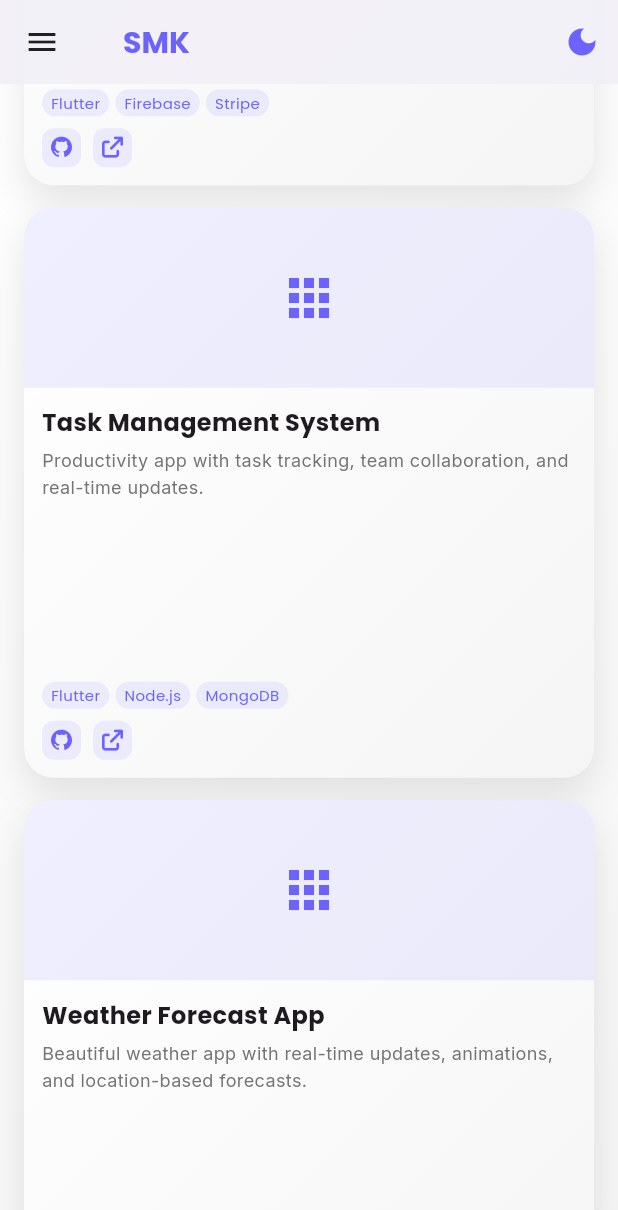
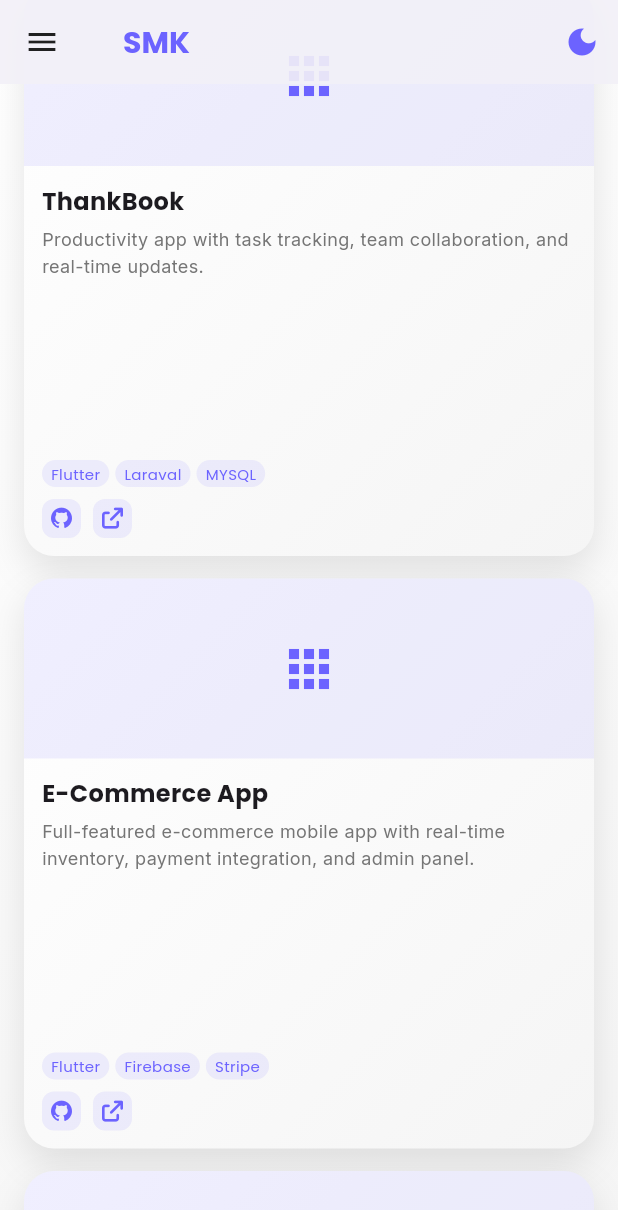
Before and after one commit to schinmin/portfolios_schin, a Flutter app: the screen it shows after launch, scrolled down 3456 dp, on a phone screen of 412 x 824 dp. Shown: the top 1210 px of the screen. Run offline on Flutter 3.47's test engine with Material 3 defaults, Android fonts, the light colour scheme and no system bars; our stand-ins replace animated_text_kit, font_awesome_flutter, google_fonts.

Commit message:
fix real url

```diff
--- a/lib/features/data/models/user_model.dart
+++ b/lib/features/data/models/user_model.dart
@@ -5,10 +5,10 @@ class UserModel {
   final String major = "Computer Science";
   final String company = "Tech Software 100";
   final String position = "Mid Flutter Developer";
-  final String email = "shane.min.khant@email.com";
-  final String github = "https://github.com/shaneminkhant";
-  final String linkedin = "https://linkedin.com/in/shaneminkhant";
-  final String twitter = "https://twitter.com/shaneminkhant";
+  final String email = "koschin6@email.com";
+  final String github = "https://github.com/schinmin";
+  final String linkedin = "";
+  final String twitter = "";
   final String bio = "Passionate Flutter developer with expertise in building cross-platform mobile applications. Currently working at Tech Software 100, creating innovative solutions with Flutter.";
 
   final List<SkillModel> skills = [
@@ -20,60 +20,56 @@ class UserModel {
     SkillModel("UI/UX Design", 0.85),
     SkillModel("Git & CI/CD", 0.87),
     SkillModel("Native Android/iOS", 0.80),
+    SkillModel("NodeJs", 0.60),
+    SkillModel("Static Web Development", 0.9)
   ];
 
   final List<ProjectModel> projects = [
+     ProjectModel(
+      title: "ThankBook",
+      description: "Productivity app with task tracking, team collaboration, and real-time updates.",
+      image: "assets/images/thankbook.jpg",
+      technologies: ["Flutter", "Laraval", "MYSQL", "Bloc"],
+      githubUrl: "",
+      liveUrl: "https://play.goolge.com/store/apps/details?id=mm.com.thanks.com.app",
+    ),
     ProjectModel(
       title: "E-Commerce App",
       description: "Full-featured e-commerce mobile app with real-time inventory, payment integration, and admin panel.",
-      image: "assets/images/project1.png",
+      image: "assets/images/ecomerce.jpg",
       technologies: ["Flutter", "Firebase", "Stripe", "Provider"],
-      githubUrl: "https://github.com/shaneminkhant/ecommerce-app",
-      liveUrl: "https://play.google.com/store/apps/details?id=com.ecommerce.app",
+      githubUrl: "https://github.com/schinmin/ecommerce",
+      liveUrl: "",
     ),
+
     ProjectModel(
-      title: "Task Management System",
-      description: "Productivity app with task tracking, team collaboration, and real-time updates.",
-      image: "assets/images/project2.png",
-      technologies: ["Flutter", "Node.js", "MongoDB", "Bloc"],
-      githubUrl: "https://github.com/shaneminkhant/task-manager",
-      liveUrl: "https://taskmanager-demo.web.app",
-    ),
-    ProjectModel(
-      title: "Weather Forecast App",
-      description: "Beautiful weather app with real-time updates, animations, and location-based forecasts.",
+      title: "Note Taking App",
+      description: "Beautiful NoteTaking app with real-time updates.",
       image: "assets/images/project3.png",
       technologies: ["Flutter", "OpenWeather API", "Geolocator", "GetX"],
-      githubUrl: "https://github.com/shaneminkhant/weather-app",
-      liveUrl: "https://weather-app-demo.web.app",
+      githubUrl: "https://github.com/schinmin/note_taking",
+      liveUrl: "",
     ),
-    ProjectModel(
-      title: "Fitness Tracker",
-      description: "Health and fitness app with workout plans, progress tracking, and social features.",
-      image: "assets/images/project4.png",
-      technologies: ["Flutter", "Firebase", "HealthKit", "Google Fit"],
-      githubUrl: "https://github.com/shaneminkhant/fitness-tracker",
-      liveUrl: null,
-    ),
+
   ];
 
   final List<ExperienceModel> experiences = [
     ExperienceModel(
       company: "Tech Software 100",
       position: "Mid Flutter Developer",
-      duration: "2023 - Present",
+      duration: "2024 - Present",
       description: "Developing and maintaining cross-platform mobile applications. Leading a team of 3 junior developers. Implementing state management solutions and optimizing app performance.",
     ),
     ExperienceModel(
-      company: "Innovate Solutions",
+      company: "Freelance",
       position: "Junior Flutter Developer",
-      duration: "2021 - 2023",
+      duration: "2022 - 2023",
       description: "Developed multiple Flutter applications for clients. Collaborated with design team to implement UI/UX designs. Integrated RESTful APIs and Firebase services.",
     ),
     ExperienceModel(
       company: "Freelance",
       position: "Mobile App Developer",
-      duration: "2020 - 2021",
+      duration: "2022 - 2022",
       description: "Built custom mobile applications for small businesses. Managed client relationships and delivered projects on time.",
     ),
   ];
@@ -82,7 +78,7 @@ class UserModel {
     EducationModel(
       institution: "University of Computer Studies, Meiktila",
       degree: "Bachelor of Computer Science",
-      duration: "2017 - 2021",
+      duration: "2020 - 2025",
       description: "Focused on software development and computer science fundamentals. Participated in coding competitions and hackathons.",
     ),
   ];
--- a/lib/features/presentation/widgets/about_section.dart
+++ b/lib/features/presentation/widgets/about_section.dart
@@ -148,11 +148,11 @@ class AboutSection extends StatelessWidget {
 
     return Column(
       children: [
-        _buildStatCard('3+', 'Years Experience', isMobile),
+        _buildStatCard('2+', 'Years Experience', isMobile),
         SizedBox(height: isMobile ? 15 : 20),
-        _buildStatCard('15+', 'Projects Completed', isMobile),
+        _buildStatCard('2+', 'Projects Completed', isMobile),
         SizedBox(height: isMobile ? 15 : 20),
-        _buildStatCard('10+', 'Happy Clients', isMobile),
+        _buildStatCard('2', 'Happy Clients', isMobile),
         SizedBox(height: isMobile ? 15 : 20),
         _buildStatCard('5+', 'Technologies', isMobile),
       ],
--- a/pubspec.yaml
+++ b/pubspec.yaml
@@ -65,8 +65,8 @@ flutter:
   uses-material-design: true
 
   # To add assets to your application, add an assets section, like this:
-  # assets:
-  #   - images/a_dot_burr.jpeg
+  assets:
+    - assets/images/
   #   - images/a_dot_ham.jpeg
 
   # An image asset can refer to one or more resolution-specific "variants", see
```
Also changed, not shown: lib/features/presentation/widgets/contact_section.dart (+1 -12 lines), lib/features/presentation/widgets/header_section.dart (+5 -2 lines), lib/features/presentation/widgets/projects_section.dart (+8 -6 lines), assets/images/ecomerce.jpg (added), assets/images/thankbook.jpg (added), 1 other file.
